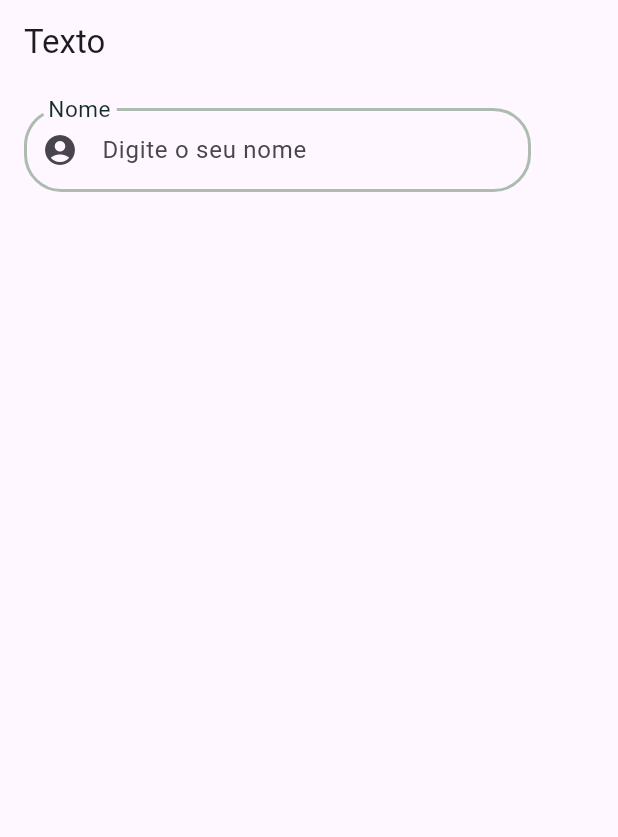
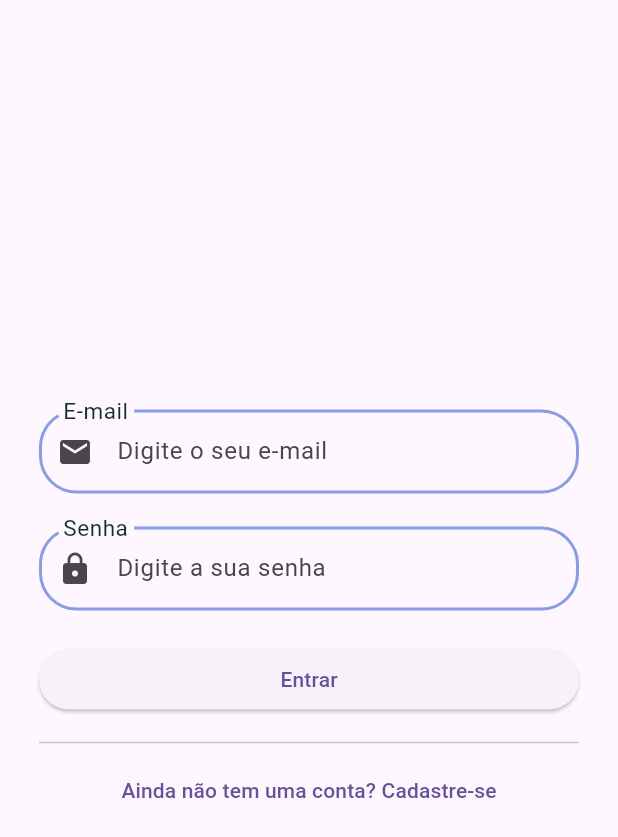
Before and after one commit to AthosGustavo/find-pet, a Flutter app: the screen it shows after launch, on a phone screen of 412 x 824 dp. Shown: the top 837 px of the screen. Run offline on Flutter 3.47's test engine with Material 3 defaults, Android fonts, the phone set to English and light mode, and no system bars; our stand-ins replace image_picker.

Commit message:
Inputs adicionados na tela de kigin/registro

```diff
--- /dev/null
+++ b/lib/componentes/input_decoration_login.dart
@@ -0,0 +1,23 @@
+import 'package:flutter/material.dart';
+
+InputDecoration InputDecorationLogin(String labelText,Icon icone, {String hintText = ''}) {
+
+  return InputDecoration(
+    enabledBorder: OutlineInputBorder(
+      borderSide: BorderSide(color: Color(int.parse('0xFF859CEF')), width: 2),
+      borderRadius: BorderRadius.circular(25),
+    ),
+    focusedBorder: OutlineInputBorder(
+      borderSide: BorderSide(color: Color(int.parse('0xFF4C76E9')), width: 2),
+      borderRadius: BorderRadius.circular(25),
+    ),
+    labelText: labelText,
+    labelStyle: TextStyle(
+      fontSize: 20,
+      fontWeight: FontWeight.w400,
+      color: Color(int.parse('0xFF132C29'))),
+    hintText: hintText,
+    prefixIcon: icone,
+    floatingLabelBehavior: FloatingLabelBehavior.always
+  );
+}
--- a/lib/screens/login_screen.dart
+++ b/lib/screens/login_screen.dart
@@ -1,61 +1,93 @@
 import 'package:flutter/material.dart';
 
+import '../componentes/input_decoration_login.dart';
+
 class LoginScreen extends StatefulWidget {
-  const LoginScreen({Key? key}) : super(key: key);
-
   @override
-  _LoginScreenState createState() => _LoginScreenState();
+  _LoginScreen createState() => _LoginScreen();
 }
 
-class _LoginScreenState extends State<LoginScreen> {
+class _LoginScreen extends State<LoginScreen> {
+  bool login = true;
+
   @override
   Widget build(BuildContext context) {
     return Scaffold(
-      appBar: AppBar(
-        title: const Text('Texto'),
-      ),
-      body: Container(
-        width:370,
-        padding: EdgeInsets.all(16.0),
+        body: Padding(
+          padding: const EdgeInsets.symmetric(vertical:10),
           child: Form(
+            child: Center(
 
-          child: ListView(
-
+              child: SingleChildScrollView(
+                child: Container(
+                  width: 360,
+                  child: Column(
                     children: [
                       TextFormField(
-
-                style: TextStyle(
-                  fontSize: 16,
-                  fontWeight: FontWeight.w400
+                        style: TextStyle(fontSize: 16, fontWeight: FontWeight.w400),
+                        decoration: InputDecorationLogin(
+                          "E-mail", Icon(Icons.email),
+                          hintText: "Digite o seu e-mail"),
                       ),
-                decoration:InputDecoration(
-
-                  enabledBorder: OutlineInputBorder(
-                    borderSide: BorderSide(color: Color(int.parse('0xFFADBBB0')), width: 2),
-                    borderRadius: BorderRadius.circular(25),
+                      SizedBox(
+                        height: 22,
                       ),
-                  focusedBorder: OutlineInputBorder(
-                    borderSide: BorderSide(color: Color(int.parse('0xFF7C8A7F')), width: 2),
-                    borderRadius: BorderRadius.circular(25),
+                      TextFormField(
+                        style: TextStyle(fontSize: 16, fontWeight: FontWeight.w400),
+                        decoration: InputDecorationLogin(
+                          "Senha", Icon(Icons.lock),
+                          hintText: "Digite a sua senha"
                         ),
-
-                  labelText: 'Nome',
-                  labelStyle: TextStyle(
-                    fontSize: 20,
-                    fontWeight: FontWeight.w400,
-                    color: Color(int.parse('0xFF132C29'))
+                        obscureText: true),
+                      SizedBox(
+                        height: 22,
                       ),
-                  hintText: 'Digite o seu nome',
-                  prefixIcon: Icon(Icons.account_circle_rounded),
-                  floatingLabelBehavior: FloatingLabelBehavior.always
-                )
-              )
-
-            ],
+                      Visibility(
+                        visible: !login,
+                        child: Column(
+                          children: [
+                            TextFormField(
+                                style: TextStyle(fontSize: 16, fontWeight: FontWeight.w400),
+                                decoration: InputDecorationLogin(
+                                  "Confirme", Icon(Icons.check_circle),
+                                  hintText: "Repita a senha"
+                                ),
+                                obscureText: true),
+                            SizedBox(height: 22,),
+                            TextFormField(
+                              style: TextStyle(fontSize: 16, fontWeight: FontWeight.w400),
+                              decoration: InputDecorationLogin(
+                                "Nome", Icon(Icons.account_circle_rounded),
+                                hintText: "Digite o seu nome"
                               ),
                             ),
+                            SizedBox(height: 22,),
+                          ],
+                      )),
+                      SizedBox(
+                        //SizedBox foi usado para aumentar a largura do botao
+                        width: 360,
+                        child: ElevatedButton(
+                          onPressed: () {},
+                          child: Text('Entrar'),
                         ),
-    );
+                      ),
+                      SizedBox(height: 10,),
+                      Divider(),
+                      TextButton(
+                          onPressed: () {
+                            setState(() {
+                              login = !login;
+                            });
+                          },
+                          child: Text((login)
+                              ? 'Ainda não tem uma conta? Cadastre-se'
+                              : 'Já tem uma conta? Entre'))
+                    ]),
+                ),
+              )
+            ),
+          ),
+        ));
   }
-
 }
```
Lines whose indentation alone changed are shown as unchanged.
